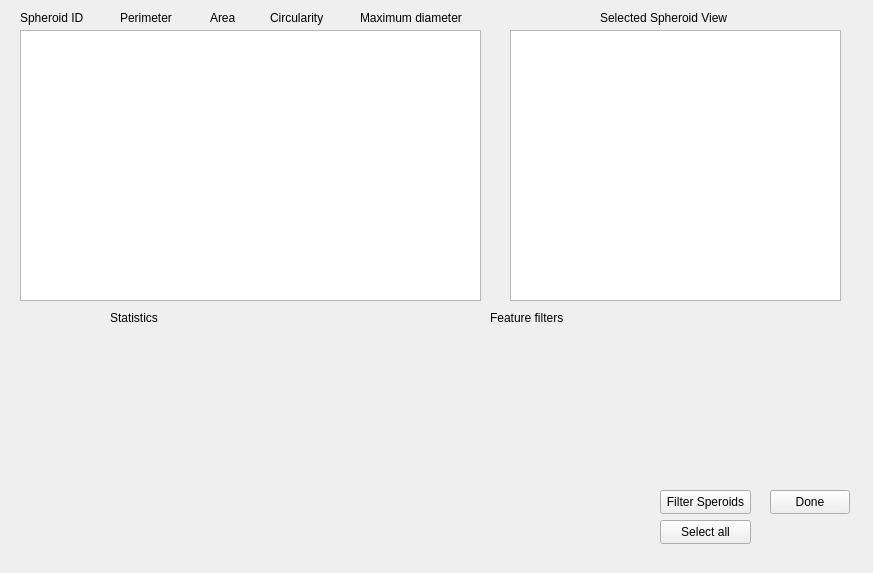
Old version of the form spheroid_selector.ui in the repository grexai/SpheroidPicker-2.
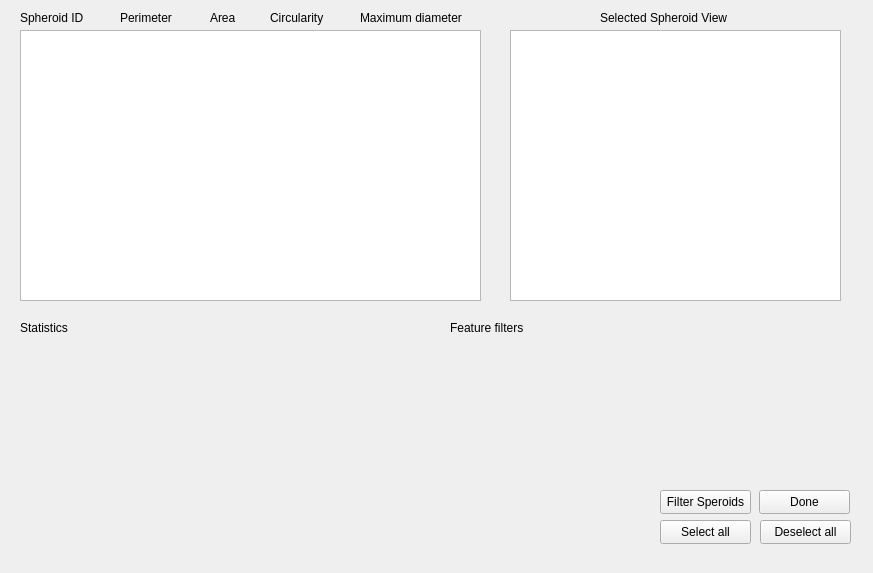
New version of the form.

Commit message: ignore nan and 0 values int statistics, fixed aesthetics in shperoid selector

What changed in the file:
```diff
--- a/spheroid_selector.ui
+++ b/spheroid_selector.ui
@@ -39,9 +39,9 @@
   <widget class="QPushButton" name="pushButton">
    <property name="geometry">
     <rect>
-     <x>770</x>
+     <x>759</x>
      <y>490</y>
-     <width>80</width>
+     <width>91</width>
      <height>24</height>
     </rect>
    </property>
@@ -143,8 +143,8 @@
   <widget class="QLabel" name="label_7">
    <property name="geometry">
     <rect>
-     <x>110</x>
-     <y>310</y>
+     <x>20</x>
+     <y>320</y>
      <width>81</width>
      <height>16</height>
     </rect>
@@ -156,8 +156,8 @@
   <widget class="QLabel" name="label_8">
    <property name="geometry">
     <rect>
-     <x>490</x>
-     <y>310</y>
+     <x>450</x>
+     <y>320</y>
      <width>81</width>
      <height>16</height>
     </rect>
@@ -179,6 +179,19 @@
     <string>Select all</string>
    </property>
   </widget>
+  <widget class="QPushButton" name="pushButton_4">
+   <property name="geometry">
+    <rect>
+     <x>760</x>
+     <y>520</y>
+     <width>91</width>
+     <height>24</height>
+    </rect>
+   </property>
+   <property name="text">
+    <string>Deselect all</string>
+   </property>
+  </widget>
  </widget>
  <resources/>
  <connections/>
```
The commit also changes 5 other files.
